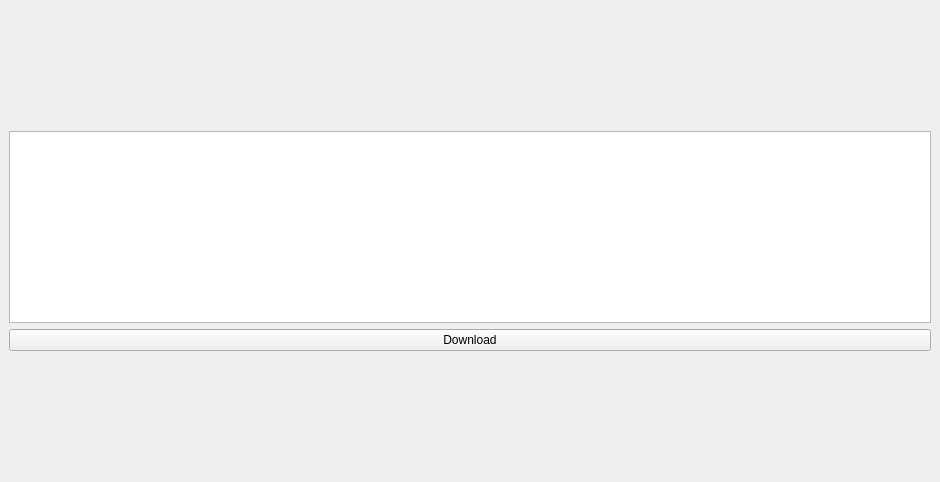
Before: the Qt Designer form mainwindow.ui in openkogama/openkogama-launcher, drawn with Qt 5.
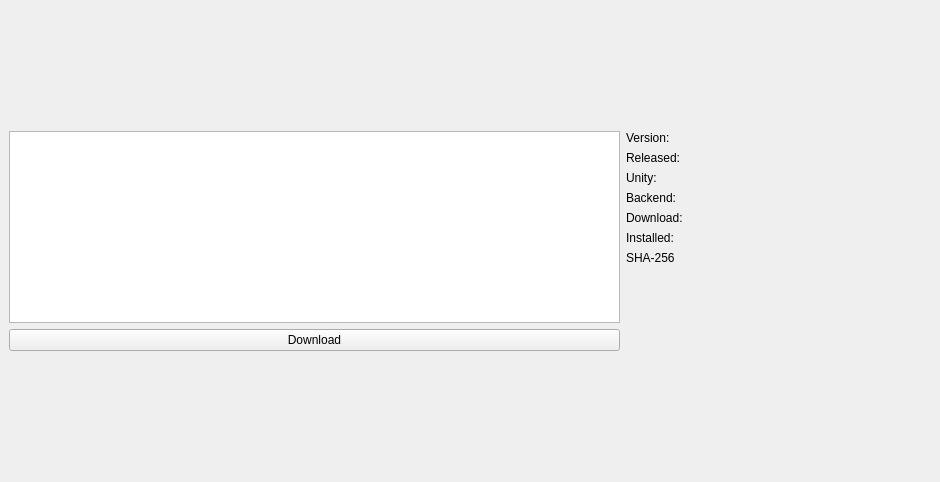
After: the same form once the commit is applied.

Commit message: add info about selected version

```diff
--- a/mainwindow.ui
+++ b/mainwindow.ui
@@ -31,18 +31,128 @@
        </spacer>
       </item>
       <item>
-       <widget class="QTreeView" name="versionsTreeView">
-        <property name="styleSheet">
-         <string notr="true">alternate-background-color: rgb(38, 38, 38);</string>
-        </property>
-       </widget>
-      </item>
-      <item>
-       <widget class="QPushButton" name="launchButton">
-        <property name="text">
-         <string>Download</string>
-        </property>
-       </widget>
+       <layout class="QHBoxLayout" name="horizontalLayout" stretch="2,1">
+        <item>
+         <layout class="QVBoxLayout" name="verticalLayout_3">
+          <item>
+           <widget class="QTreeView" name="versionsTreeView">
+            <property name="styleSheet">
+             <string notr="true">alternate-background-color: rgb(38, 38, 38);</string>
+            </property>
+           </widget>
+          </item>
+          <item>
+           <widget class="QPushButton" name="launchButton">
+            <property name="text">
+             <string>Download</string>
+            </property>
+           </widget>
+          </item>
+         </layout>
+        </item>
+        <item>
+         <layout class="QFormLayout" name="formLayout">
+          <item row="0" column="0">
+           <widget class="QLabel" name="label">
+            <property name="text">
+             <string>Version:</string>
+            </property>
+           </widget>
+          </item>
+          <item row="0" column="1">
+           <widget class="QLabel" name="versionValue">
+            <property name="text">
+             <string/>
+            </property>
+           </widget>
+          </item>
+          <item row="1" column="0">
+           <widget class="QLabel" name="label_3">
+            <property name="text">
+             <string>Released:</string>
+            </property>
+           </widget>
+          </item>
+          <item row="1" column="1">
+           <widget class="QLabel" name="releasedValue">
+            <property name="text">
+             <string/>
+            </property>
+           </widget>
+          </item>
+          <item row="2" column="0">
+           <widget class="QLabel" name="label_2">
+            <property name="text">
+             <string>Unity:</string>
+            </property>
+           </widget>
+          </item>
+          <item row="2" column="1">
+           <widget class="QLabel" name="unityValue">
+            <property name="text">
+             <string/>
+            </property>
+           </widget>
+          </item>
+          <item row="3" column="1">
+           <widget class="QLabel" name="backendValue">
+            <property name="text">
+             <string/>
+            </property>
+           </widget>
+          </item>
+          <item row="4" column="0">
+           <widget class="QLabel" name="label_5">
+            <property name="text">
+             <string>Download:</string>
+            </property>
+           </widget>
+          </item>
+          <item row="4" column="1">
+           <widget class="QLabel" name="downloadValue">
+            <property name="text">
+             <string/>
+            </property>
+           </widget>
+          </item>
+          <item row="5" column="0">
+           <widget class="QLabel" name="label_6">
+            <property name="text">
+             <string>Installed:</string>
+            </property>
+           </widget>
+          </item>
+          <item row="6" column="0">
+           <widget class="QLabel" name="label_8">
+            <property name="text">
+             <string>SHA-256</string>
+            </property>
+           </widget>
+          </item>
+          <item row="6" column="1">
+           <widget class="QLabel" name="shaValue">
+            <property name="text">
+             <string/>
+            </property>
+           </widget>
+          </item>
+          <item row="3" column="0">
+           <widget class="QLabel" name="label_4">
+            <property name="text">
+             <string>Backend:</string>
+            </property>
+           </widget>
+          </item>
+          <item row="5" column="1">
+           <widget class="QLabel" name="installedValue">
+            <property name="text">
+             <string/>
+            </property>
+           </widget>
+          </item>
+         </layout>
+        </item>
+       </layout>
       </item>
       <item>
        <spacer name="verticalSpacer_2">
```
The commit also changes 2 other files.
